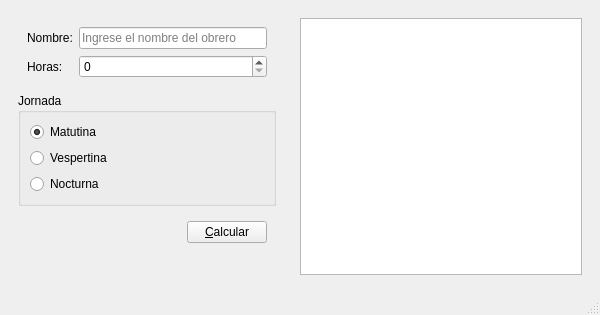
Qt form salarios.ui (SebasAlexis/Salarios) before a commit.
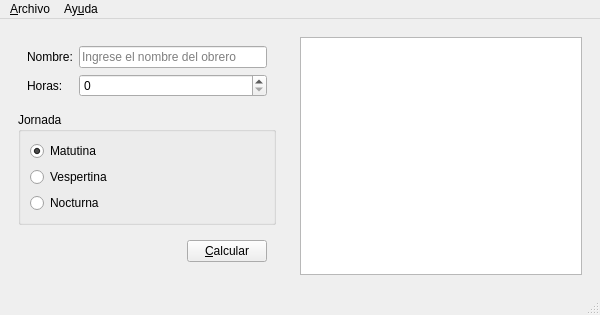
The same form after that commit.

Commit message: Menus y Guardar

Diff of the .ui file:
```diff
--- a/salarios.ui
+++ b/salarios.ui
@@ -177,6 +177,26 @@
      <height>20</height>
     </rect>
    </property>
+   <widget class="QMenu" name="menuArchivo">
+    <property name="title">
+     <string>&amp;Archivo</string>
+    </property>
+    <addaction name="actionNuevo"/>
+    <addaction name="actionAbrir"/>
+    <addaction name="actionGuardar"/>
+    <addaction name="separator"/>
+    <addaction name="actionCalcular_2"/>
+    <addaction name="separator"/>
+    <addaction name="actionSalir_2"/>
+   </widget>
+   <widget class="QMenu" name="menuAyuda">
+    <property name="title">
+     <string>Ay&amp;uda</string>
+    </property>
+    <addaction name="actionAcerca_de"/>
+   </widget>
+   <addaction name="menuArchivo"/>
+   <addaction name="menuAyuda"/>
   </widget>
   <widget class="QStatusBar" name="statusbar"/>
  </widget>
```
Left out of the diff: 42 changed lines with no effect on the pictures. The commit also changes 2 other files.
